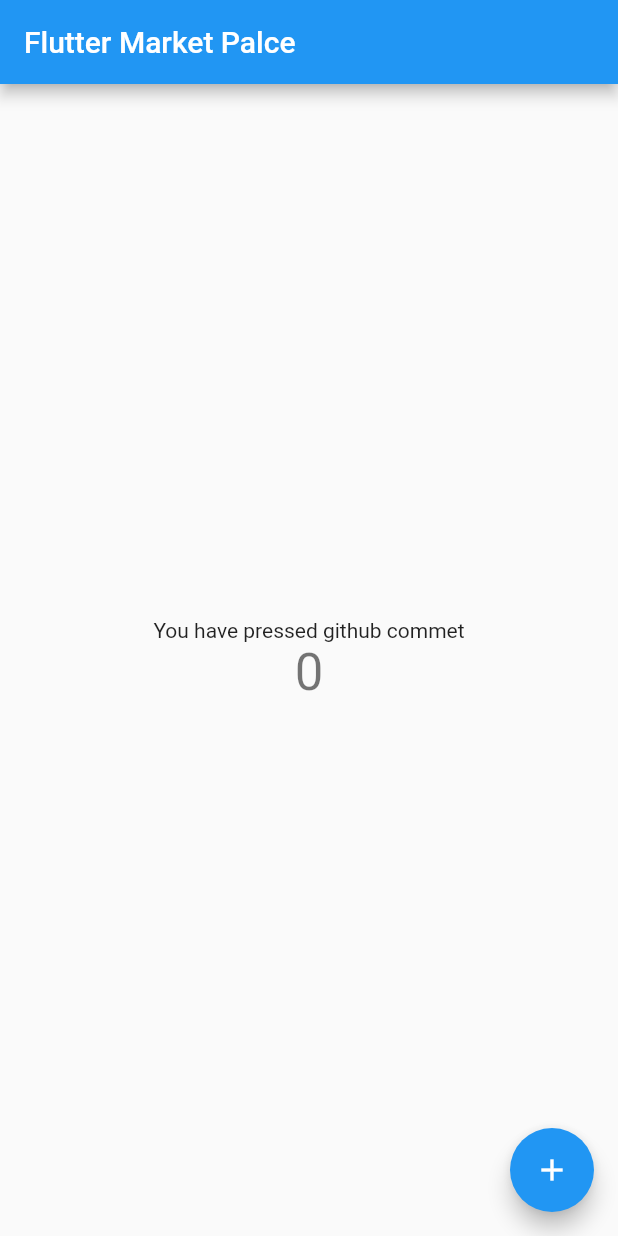
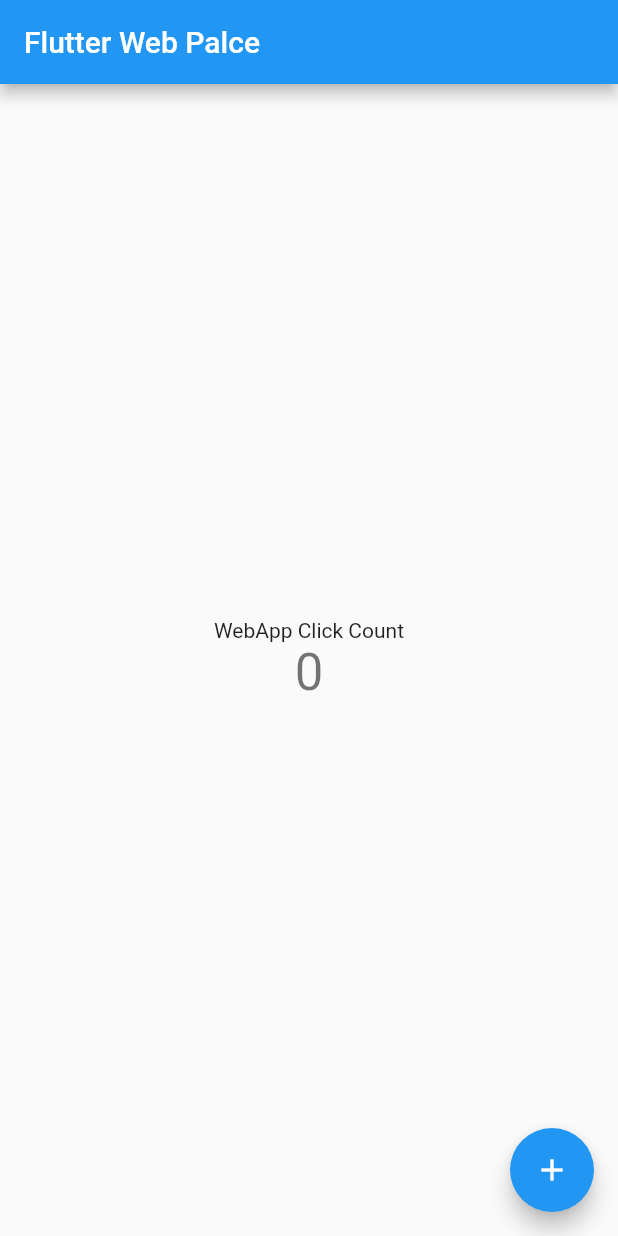
Before and after one commit to DakshinaPathi/webapp-flutter, a Flutter app: the screen it shows after launch, on a phone screen of 412 x 824 dp. Run offline on Flutter 3.47's test engine with Material 2 defaults, Android fonts, the phone set to English and light mode, and no system bars.

Commit message:
dev check

```diff
--- a/lib/main.dart
+++ b/lib/main.dart
@@ -16,7 +16,7 @@ class MyApp extends StatelessWidget {
 
         primarySwatch: Colors.blue,
       ),
-      home: const MyHomePage(title: 'Flutter Market Palce'),
+      home: const MyHomePage(title: 'Flutter Web Palce'),
     );
   }
 }
@@ -55,7 +55,7 @@ class _MyHomePageState extends State<MyHomePage> {
           mainAxisAlignment: MainAxisAlignment.center,
           children: <Widget>[
             const Text(
-              'You have pressed github commet',
+              'WebApp Click Count',
             ),
             Text(
               '$_counter',
```
